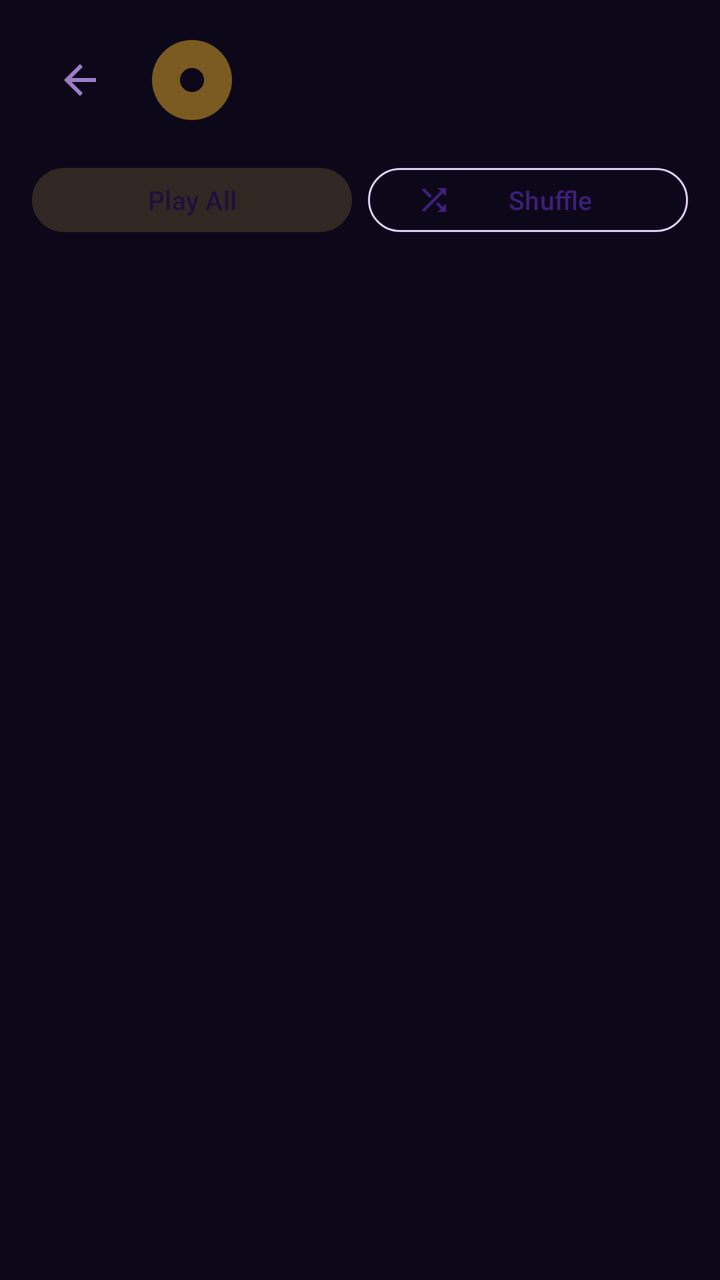
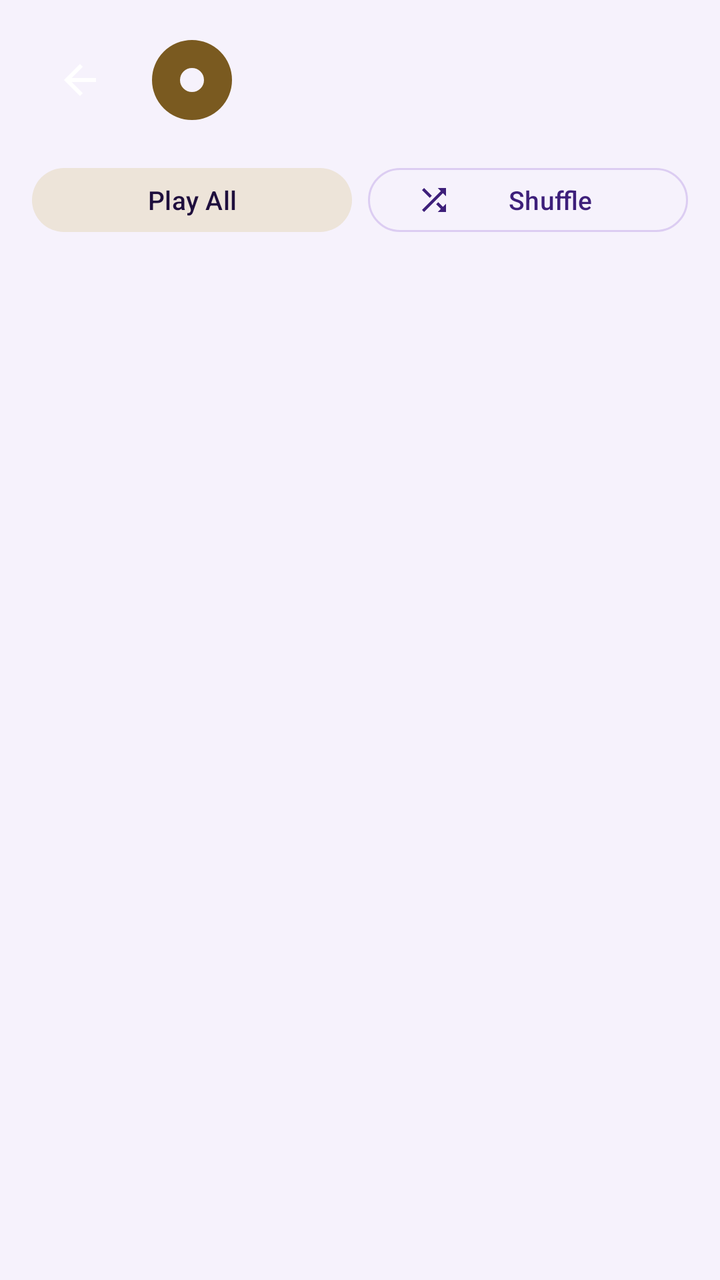

An Android layout rendered at two revisions. The XML below is the earlier revision; the diff shows what the commit changed to produce the second picture.
<!-- AndroidManifest.xml: application theme Theme.Swara -->
<!-- res/layout/fragment_album_detail.xml -->
<?xml version="1.0" encoding="utf-8"?>
<LinearLayout xmlns:android="http://schemas.android.com/apk/res/android"
    xmlns:app="http://schemas.android.com/apk/res-auto"
    android:layout_width="match_parent"
    android:layout_height="match_parent"
    android:background="@color/swara_night"
    android:orientation="vertical">

    <LinearLayout
        android:layout_width="match_parent"
        android:layout_height="wrap_content"
        android:gravity="center_vertical"
        android:orientation="horizontal"
        android:padding="16dp">

        <ImageView
            android:id="@+id/backButton"
            android:layout_width="48dp"
            android:layout_height="48dp"
            android:background="@drawable/ripple_circle"
            android:contentDescription="@string/back"
            android:padding="12dp"
            android:src="@drawable/ic_arrow_back"
            app:tint="@color/swara_lavender" />

        <com.google.android.material.imageview.ShapeableImageView
            android:id="@+id/albumArt"
            android:layout_width="48dp"
            android:layout_height="48dp"
            android:layout_marginStart="8dp"
            android:scaleType="centerCrop"
            android:src="@drawable/ic_album_placeholder"
            app:shapeAppearanceOverlay="@style/ShapeAppearance.Material3.Corner.Small" />

        <LinearLayout
            android:layout_width="0dp"
            android:layout_height="wrap_content"
            android:layout_marginStart="12dp"
            android:layout_weight="1"
            android:orientation="vertical">

            <TextView
                android:id="@+id/albumTitle"
                android:layout_width="match_parent"
                android:layout_height="wrap_content"
                android:ellipsize="end"
                android:maxLines="1"
                android:textColor="@color/swara_text_primary"
                android:textSize="18sp"
                android:textStyle="bold" />

            <TextView
                android:id="@+id/albumMeta"
                android:layout_width="match_parent"
                android:layout_height="wrap_content"
                android:textColor="@color/swara_text_muted"
                android:textSize="13sp" />

        </LinearLayout>

    </LinearLayout>

    
    <LinearLayout
        android:layout_width="match_parent"
        android:layout_height="wrap_content"
        android:orientation="horizontal"
        android:paddingHorizontal="16dp"
        android:paddingBottom="8dp"
        android:gravity="center_vertical">

        <com.google.android.material.button.MaterialButton
            android:id="@+id/btnPlayAll"
            android:layout_width="0dp"
            android:layout_height="40dp"
            android:layout_weight="1"
            android:layout_marginEnd="8dp"
            android:text="@string/play_all"
            android:textSize="13sp"
            android:textAllCaps="false"
            style="@style/Widget.Material3.Button.TonalButton" />

        <com.google.android.material.button.MaterialButton
            android:id="@+id/btnShuffle"
            android:layout_width="0dp"
            android:layout_height="40dp"
            android:layout_weight="1"
            android:text="@string/shuffle_all"
            android:textSize="13sp"
            android:textAllCaps="false"
            app:icon="@drawable/ic_shuffle"
            app:iconPadding="4dp"
            style="@style/Widget.Material3.Button.OutlinedButton" />

    </LinearLayout>

    <androidx.recyclerview.widget.RecyclerView
        android:id="@+id/recyclerView"
        android:layout_width="match_parent"
        android:layout_height="0dp"
        android:layout_weight="1"
        android:clipToPadding="false"
        android:overScrollMode="never"
        android:paddingBottom="144dp" />

</LinearLayout>
<!-- resources referenced by this layout -->
<resources>
  <color name="swara_lavender">#9B7EC8</color>
  <color name="swara_night">#0D0819</color>
  <color name="swara_text_muted">#7A6A9A</color>
  <color name="swara_text_primary">#F0E6C8</color>
  <!-- drawable ic_album_placeholder (drawable) -->
  <?xml version="1.0" encoding="utf-8"?>
  <vector xmlns:android="http://schemas.android.com/apk/res/android"
      android:width="100dp"
      android:height="100dp"
      android:viewportWidth="24"
      android:viewportHeight="24">
      <path
          android:fillColor="@color/swara_gold_muted"
          android:pathData="M12,2A10,10 0 0,0 2,12A10,10 0 0,0 12,22A10,10 0 0,0 22,12A10,10 0 0,0 12,2M12,9A3,3 0 0,1 15,12A3,3 0 0,1 12,15A3,3 0 0,1 9,12A3,3 0 0,1 12,9Z" />
  </vector>
  <!-- drawable ic_arrow_back (drawable) -->
  <?xml version="1.0" encoding="utf-8"?>
  <vector xmlns:android="http://schemas.android.com/apk/res/android"
      android:width="24dp" android:height="24dp"
      android:viewportWidth="24" android:viewportHeight="24">
      <path android:fillColor="@android:color/white"
          android:pathData="M20,11H7.83l5.59,-5.59L12,4l-8,8 8,8 1.41,-1.41L7.83,13H20v-2z"/>
  </vector>
  <!-- drawable ic_shuffle (drawable) -->
  <?xml version="1.0" encoding="utf-8"?>
  <vector xmlns:android="http://schemas.android.com/apk/res/android"
      android:width="24dp" android:height="24dp"
      android:viewportWidth="24" android:viewportHeight="24">
      <path android:fillColor="@android:color/white"
          android:pathData="M10.59,9.17L5.41,4 4,5.41l5.17,5.17 1.42,-1.41zM14.5,4l2.04,2.04L4,18.59 5.41,20 17.96,7.46 20,9.5V4h-5.5zM14.83,13.41l-1.41,1.41 3.13,3.13L14.5,20H20v-5.5l-2.04,2.04 -3.13,-3.13z"/>
  </vector>
  <!-- drawable ripple_circle (drawable) -->
  <?xml version="1.0" encoding="utf-8"?>
  <ripple xmlns:android="http://schemas.android.com/apk/res/android"
      android:color="@color/swara_ripple">
      <item android:id="@android:id/mask">
          <shape android:shape="oval">
              <solid android:color="@color/swara_night" />
          </shape>
      </item>
  </ripple>
  <string name="back">Back</string>
  <string name="play_all">Play All</string>
  <string name="shuffle_all">Shuffle</string>
  <color name="swara_gold_muted">#7A5A20</color>
  <color name="swara_ripple">#33C9A84C</color>
  <color name="swara_purple">#3D1F7A</color>
  <color name="swara_light_surface_variant">#EDE6F7</color>
  <color name="swara_light_text_primary">#1F0F3D</color>
  <color name="swara_gold_alpha_20">#33C9A84C</color>
  <color name="swara_light_bg">#F6F2FC</color>
  <color name="swara_light_surface">#FFFFFF</color>
  <color name="swara_light_text_secondary">#5B4380</color>
  <color name="swara_light_stroke">#DCCDF2</color>
  <color name="swara_light_text_hint">#7E69A3</color>
  <!-- unchanged entries left out for length: 1 -->
</resources>

<!-- the commit's change to res/layout/fragment_album_detail.xml (unified diff, before → after) -->
@@ -3,7 +3,6 @@
     xmlns:app="http://schemas.android.com/apk/res-auto"
     android:layout_width="match_parent"
     android:layout_height="match_parent"
-    android:background="@color/swara_night"
     android:orientation="vertical">
 
     <LinearLayout
@@ -20,8 +19,7 @@
             android:background="@drawable/ripple_circle"
             android:contentDescription="@string/back"
             android:padding="12dp"
-            android:src="@drawable/ic_arrow_back"
-            app:tint="@color/swara_lavender" />
+            android:src="@drawable/ic_arrow_back" />
 
         <com.google.android.material.imageview.ShapeableImageView
             android:id="@+id/albumArt"
